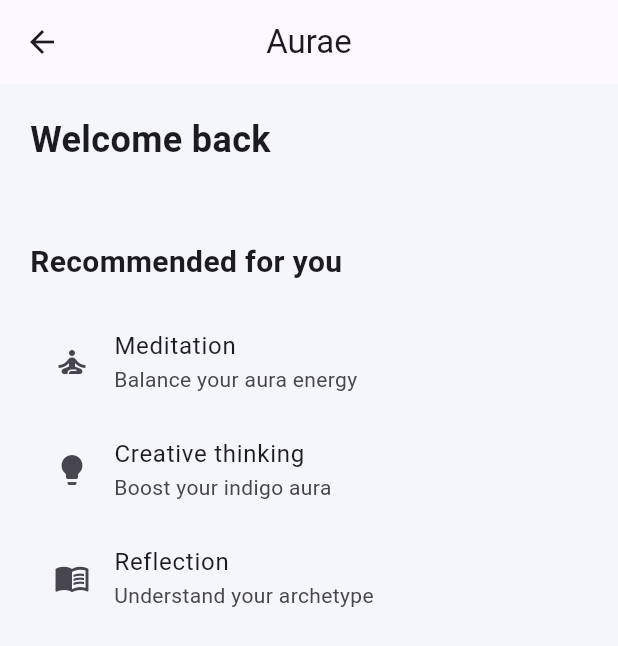
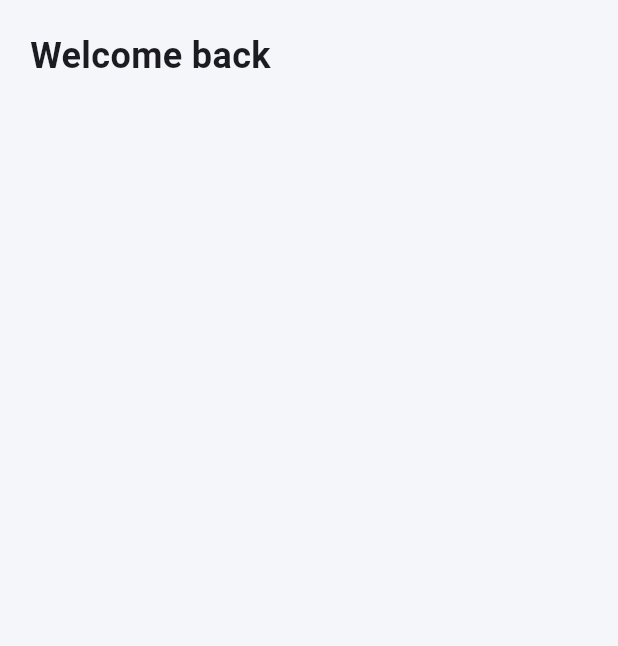
Before and after one commit to 10C-Aurae/aurae_app, a Flutter app: the HomeScreen widget shown alone on an empty page, opened directly, on a phone screen of 412 x 824 dp. Shown: the top 646 px of the screen. Run offline on Flutter 3.47's test engine with Material 3 defaults, Android fonts, the phone set to English and light mode, and no system bars; our stand-ins replace flutter_secure_storage, go_router; accounts and stored records are empty; network calls fail.

```diff
--- a/lib/screens/ai_screen.dart
+++ b/lib/features/ai/screens/ai_screen.dart
@@ -8,7 +8,7 @@ class AIScreen extends StatelessWidget {
   Widget build(BuildContext context) {
 
     return Scaffold(
-      appBar: AppBar(title: const Text("AI Insights")),
+    //   appBar: AppBar(title: const Text("AI Insights")),
       body: const Center(
         child: Text("AI analysis will appear here"),
       ),
--- a/lib/features/auth/profile/models/user_profile.dart
+++ /dev/null
@@ -1,26 +0,0 @@
-class UserProfile {
-
-  final String email;
-  final String auraColor;
-  final int points;
-  final int level;
-
-  UserProfile({
-    required this.email,
-    required this.auraColor,
-    required this.points,
-    required this.level,
-  });
-
-  factory UserProfile.fromJson(Map<String, dynamic> json) {
-
-    return UserProfile(
-      email: json["email"] ?? "",
-      auraColor: json["aura_color_actual"] ?? "#FFFFFF",
-      points: json["aura_puntos"] ?? 0,
-      level: json["aura_nivel"] ?? 1,
-    );
-
-  }
-
-}
--- a/lib/screens/discover_screen.dart
+++ b/lib/features/discover/screens/discover_screen.dart
@@ -8,7 +8,7 @@ class DiscoverScreen extends StatelessWidget {
   Widget build(BuildContext context) {
 
     return Scaffold(
-      appBar: AppBar(title: const Text("Discover")),
+    //   appBar: AppBar(title: const Text("Discover")),
       body: const Center(
         child: Text("Discover People"),
       ),
--- a/lib/features/home/screens/home_screen.dart
+++ b/lib/features/home/screens/home_screen.dart
@@ -49,15 +49,15 @@ class _HomeScreenState extends State<HomeScreen> {
   @override
   Widget build(BuildContext context) {
 
-    return Scaffold(
+    if (loading) {
+      return const Center(
+        child: CircularProgressIndicator(),
+      );
+    }
 
-      appBar: AppBar(
-        title: const Text("Aurae"),
-      ),
+    return SafeArea(
 
-      body: loading
-          ? const Center(child: CircularProgressIndicator())
-          : Padding(
+      child: Padding(
 
         padding: const EdgeInsets.all(20),
 
@@ -67,9 +67,9 @@ class _HomeScreenState extends State<HomeScreen> {
 
           children: [
 
-                  const Text(
-                    "Welcome back",
-                    style: TextStyle(
+            Text(
+              "Welcome back ${profile?.nombre ?? ''}",
+              style: const TextStyle(
                 fontSize: 24,
                 fontWeight: FontWeight.bold,
               ),
@@ -80,39 +80,10 @@ class _HomeScreenState extends State<HomeScreen> {
             if (profile != null)
               AuraCard(profile: profile!),
 
-                  const SizedBox(height: 30),
-
-                  const Text(
-                    "Recommended for you",
-                    style: TextStyle(
-                      fontSize: 20,
-                      fontWeight: FontWeight.bold,
-                    ),
-                  ),
-
-                  const SizedBox(height: 16),
-
-                  ListTile(
-                    leading: const Icon(Icons.self_improvement),
-                    title: const Text("Meditation"),
-                    subtitle: const Text("Balance your aura energy"),
-                  ),
-
-                  ListTile(
-                    leading: const Icon(Icons.lightbulb),
-                    title: const Text("Creative thinking"),
-                    subtitle: const Text("Boost your indigo aura"),
-                  ),
-
-                  ListTile(
-                    leading: const Icon(Icons.menu_book),
-                    title: const Text("Reflection"),
-                    subtitle: const Text("Understand your archetype"),
-                  ),
-
           ],
 
         ),
+
       ),
 
     );
--- a/lib/screens/settings_screen.dart
+++ b/lib/features/settings/screens/settings_screen.dart
@@ -8,7 +8,7 @@ class SettingsScreen extends StatelessWidget {
   Widget build(BuildContext context) {
 
     return Scaffold(
-      appBar: AppBar(title: const Text("Settings")),
+    //   appBar: AppBar(title: const Text("Settings")),
       body: const Center(
         child: Text("App settings"),
       ),
--- a/lib/home/home_screen.dart
+++ /dev/null
@@ -1,27 +0,0 @@
-import 'package:flutter/material.dart';
-
-class HomeScreen extends StatelessWidget {
-
-  const HomeScreen({super.key});
-
-  @override
-  Widget build(BuildContext context) {
-
-    return Scaffold(
-
-      appBar: AppBar(
-        title: const Text("Aurae"),
-      ),
-
-      body: const Center(
-        child: Text(
-          "Welcome to Aurae",
-          style: TextStyle(fontSize: 24),
-        ),
-      ),
-
-    );
-
-  }
-
-}
--- a/lib/screens/home_screen.dart
+++ /dev/null
@@ -1,18 +0,0 @@
-import 'package:flutter/material.dart';
-
-class HomeScreen extends StatelessWidget {
-
-  const HomeScreen({super.key});
-
-  @override
-  Widget build(BuildContext context) {
-
-    return Scaffold(
-      appBar: AppBar(title: const Text("Aurae Home")),
-      body: const Center(
-        child: Text("Home Feed"),
-      ),
-    );
-
-  }
-}
```
Also changed, not shown: lib/core/utils/color_utils.dart (added, +54 -0 lines), lib/features/auth/profile/data/profile_service.dart (deleted, +0 -38 lines), lib/features/home/widgets/aura_card.dart (+66 -49 lines), lib/features/profile/screens/profile_screen.dart (+39 -7 lines), lib/navigation/main_navigation.dart (+25 -15 lines). Lines whose indentation alone changed are shown as unchanged.
